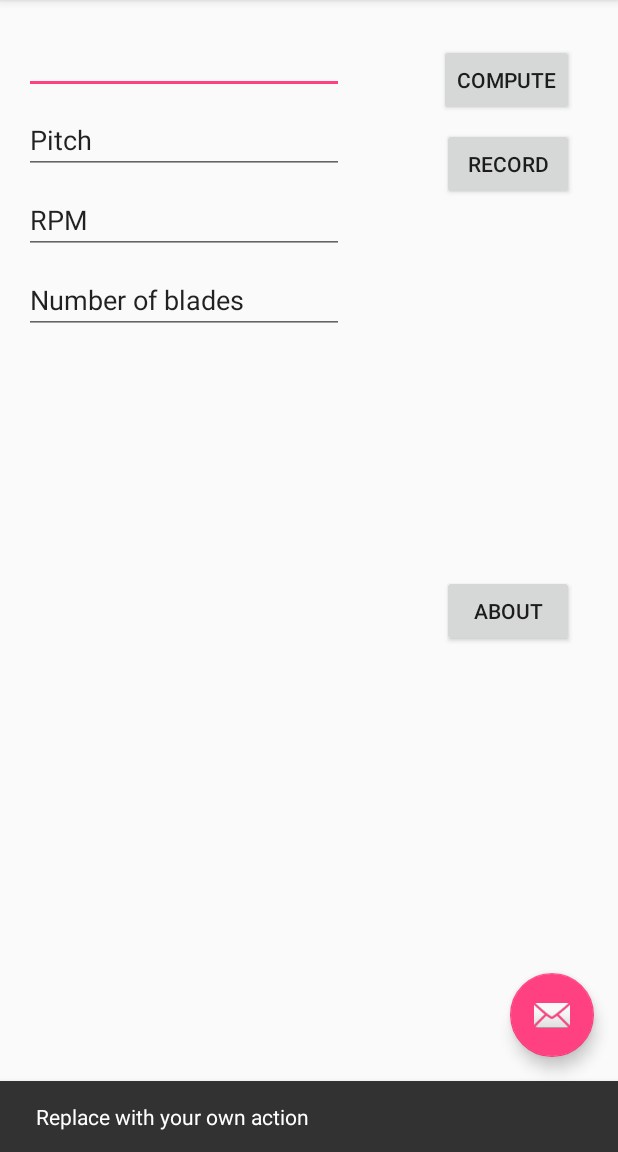
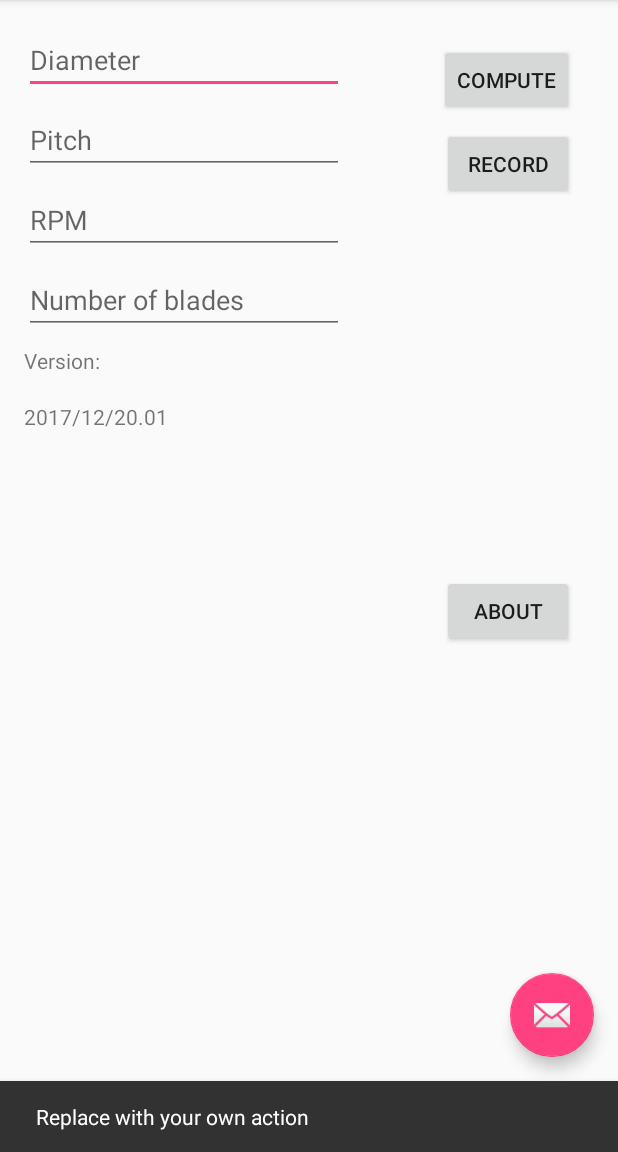
Before and after one commit to yyk99/android_examples, an Android app: the screen it shows after launch (MainActivity), after a tap on an icon or button, on a phone screen of 412 x 824 dp, the part 84-1236 px from its top. Run offline under Robolectric (Android 15) with nearby library versions, the phone set to English and light mode, and no system bars; 1 other tap on this screen came first.

Commit message:
Set hints for the input text fields

```diff
--- a/Test3/app/src/main/java/com/yyktools/test3/MainActivity.java
+++ b/Test3/app/src/main/java/com/yyktools/test3/MainActivity.java
@@ -8,6 +8,9 @@ import android.support.v7.widget.Toolbar;
 import android.view.View;
 import android.view.Menu;
 import android.view.MenuItem;
+
+import android.widget.EditText;
+import android.widget.TextView;
 
 public class MainActivity extends AppCompatActivity {
 
@@ -49,4 +52,12 @@ public class MainActivity extends AppCompatActivity {
 
         return super.onOptionsItemSelected(item);
     }
+
+    public void aboutButtonPressed(View v) {
+        TextView hpOutW = (TextView) findViewById(R.id.textOut1);
+        TextView loadOutW = (TextView) findViewById(R.id.textOut2);
+
+        hpOutW.setText(String.format("Version:"));
+        loadOutW.setText(String.format("2017/12/20.01"));
+    }
 }
--- a/Test3/app/src/main/res/layout/content_main.xml
+++ b/Test3/app/src/main/res/layout/content_main.xml
@@ -18,7 +18,7 @@
         android:inputType="numberDecimal"
         app:layout_constraintStart_toStartOf="parent"
         app:layout_constraintTop_toTopOf="parent"
-        tools:text="Diameter" />
+        android:hint="Diameter" />
 
     <EditText
         android:id="@+id/editPitch"
@@ -28,7 +28,7 @@
         android:layout_marginTop="8dp"
         android:ems="10"
         android:inputType="numberDecimal"
-        android:text="Pitch"
+        android:hint="Pitch"
         app:layout_constraintStart_toStartOf="parent"
         app:layout_constraintTop_toBottomOf="@+id/editDiam" />
 
@@ -40,7 +40,7 @@
         android:layout_marginTop="8dp"
         android:ems="10"
         android:inputType="number"
-        android:text="RPM"
+        android:hint="RPM"
         app:layout_constraintStart_toStartOf="parent"
         app:layout_constraintTop_toBottomOf="@+id/editPitch" />
 
@@ -52,7 +52,7 @@
         android:layout_marginTop="8dp"
         android:ems="10"
         android:inputType="number"
-        android:text="Number of blades"
+        android:hint="Number of blades"
         app:layout_constraintStart_toStartOf="parent"
         app:layout_constraintTop_toBottomOf="@+id/editRPM" />
 
@@ -83,6 +83,7 @@
         android:layout_height="wrap_content"
         android:layout_marginEnd="29dp"
         android:layout_marginTop="250dp"
+        android:onClick="aboutButtonPressed"
         android:text="@string/aboutTxt"
         app:layout_constraintEnd_toEndOf="parent"
         app:layout_constraintTop_toBottomOf="@+id/btRecord" />
@@ -94,7 +95,8 @@
         android:layout_marginStart="16dp"
         android:layout_marginTop="8dp"
         app:layout_constraintStart_toStartOf="parent"
-        app:layout_constraintTop_toBottomOf="@+id/editBlades" />
+        app:layout_constraintTop_toBottomOf="@+id/editBlades"
+        tools:text="...info" />
 
     <TextView
         android:id="@+id/textOut2"
@@ -102,6 +104,7 @@
         android:layout_height="39dp"
         android:layout_marginStart="16dp"
         app:layout_constraintStart_toStartOf="parent"
-        app:layout_constraintTop_toBottomOf="@+id/textOut1" />
+        app:layout_constraintTop_toBottomOf="@+id/textOut1"
+        tools:text="...info" />
 
 </android.support.constraint.ConstraintLayout>
```
